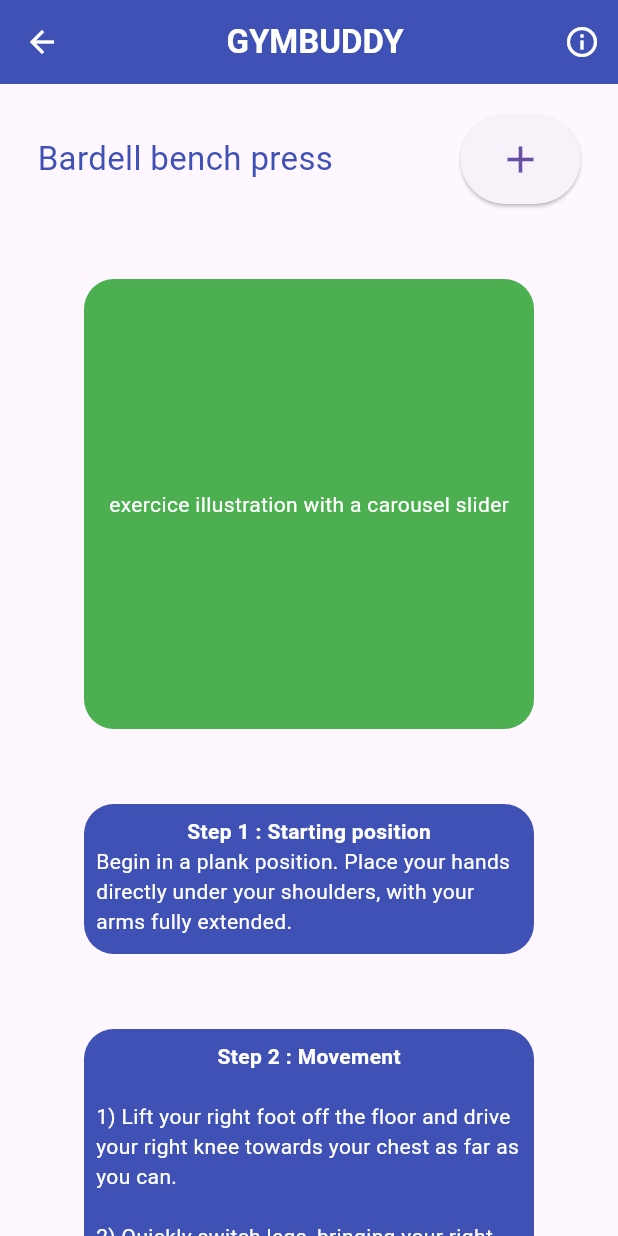
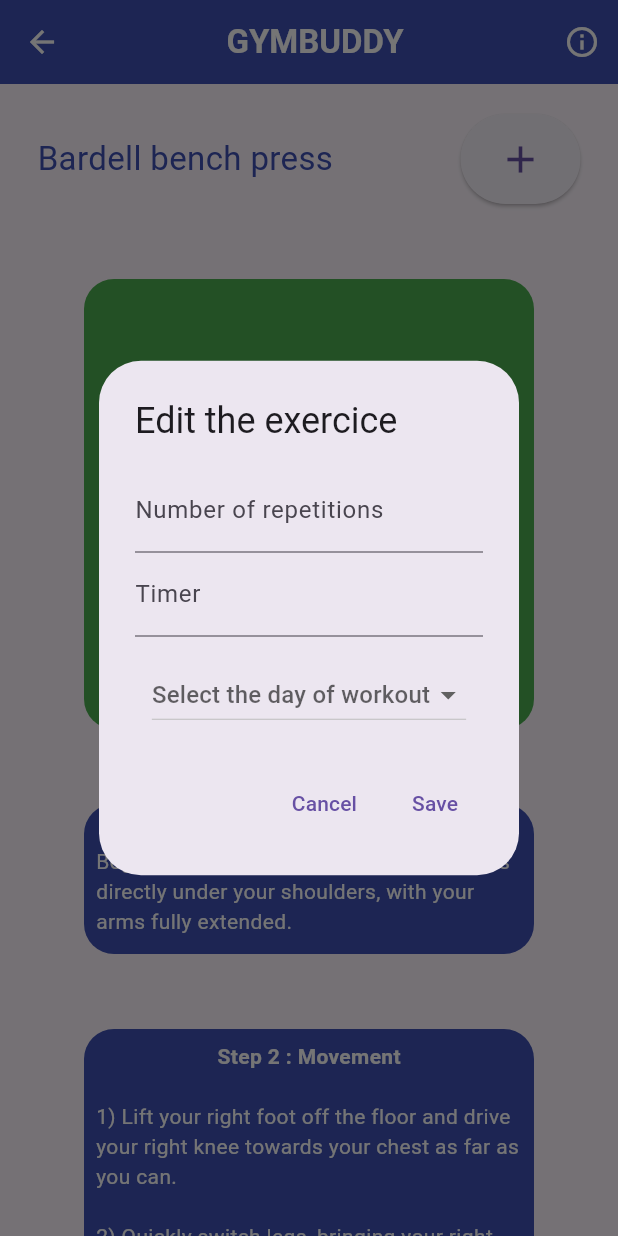
Before and after one commit to yunusdemirli/gymbuddy, a Flutter app: the BardellBenchPress screen opened directly, after a tap on the "add" icon, on a phone screen of 412 x 824 dp. Run offline on Flutter 3.47's test engine with Material 3 defaults, Android fonts, the phone set to English and light mode, and no system bars; our stand-ins replace carousel_slider, font_awesome_flutter, hive_flutter, shared_preferences, smooth_page_indicator; accounts and stored records are empty.

Commit message:
v0.2.4 add exercice box

```diff
--- /dev/null
+++ b/lib/_exercices_list_widgets/add_exercice_box.dart
@@ -0,0 +1,80 @@
+import 'package:flutter/material.dart';
+
+class AddExerciceBox extends StatefulWidget {
+  const AddExerciceBox({super.key});
+
+  @override
+  State<AddExerciceBox> createState() => _AddExerciceBoxState();
+}
+
+class _AddExerciceBoxState extends State<AddExerciceBox> {
+  String? _selectedItem;
+
+  final List<String> _options = [
+    'Monday',
+    'Tuesday',
+    'Wednesday',
+    'Thursday',
+    'Friday',
+    'Saturday',
+    'Sunday',
+    ];
+
+  @override
+  Widget build(BuildContext context) {
+    return AlertDialog(
+      title: const Text('Edit the exercice'),
+      content: SizedBox(
+        height: 175,
+        child: Column(
+          children: [
+            TextField(
+              keyboardType: TextInputType.number,
+              decoration: const InputDecoration(
+                labelText: 'Number of repetitions',
+              ),
+              onChanged: (value) {},
+            ),
+            TextField(
+              keyboardType: TextInputType.number,
+              decoration: const InputDecoration(
+                labelText: 'Timer',
+              ),
+              onChanged: (value) {},
+            ),
+            const SizedBox(height: 15,),
+            DropdownButton<String>(
+              hint: const Text('Select the day of workout'),
+              value: _selectedItem,
+              items: _options.map((String value) {
+                return DropdownMenuItem<String>(
+                  value: value,
+                  child: Text(value),
+                );
+              }).toList(),
+              onChanged: (newValue) {
+                setState(() {
+                  _selectedItem = newValue;
+                });
+              }
+            ),
+          ],
+        ),
+      ),
+      actions: <Widget>[
+        TextButton(
+          onPressed: () {
+            Navigator.of(context).pop();
+          },
+          child: const Text("Cancel")
+        ),
+        TextButton(
+          onPressed: () {
+            Navigator.of(context).pop();
+          },
+          child: const Text("Save")
+        ),
+      ],
+    );
+  }
+}
--- a/lib/exercices_list/pectorals_exercices_list/1bardell_bench_press.dart
+++ b/lib/exercices_list/pectorals_exercices_list/1bardell_bench_press.dart
@@ -1,4 +1,5 @@
 import 'package:flutter/material.dart';
+import 'package:gymbuddy_github/_exercices_list_widgets/add_exercice_box.dart';
 
 class BardellBenchPress extends StatefulWidget {
   const BardellBenchPress({super.key});
@@ -9,6 +10,13 @@ class BardellBenchPress extends StatefulWidget {
 
 class _BardellBenchPressState extends State<BardellBenchPress> {
   final String bardellBenchPressTitle = 'Bardell bench press';
+
+  void createNewExercice () {
+    showDialog(
+      context: context,
+      builder: (context) => const AddExerciceBox()
+    );
+  }
 
   @override
   Widget build(BuildContext context) {
@@ -51,6 +59,7 @@ class _BardellBenchPressState extends State<BardellBenchPress> {
                 height: 60,
                 child: ElevatedButton(
                   onPressed: () {
+                    createNewExercice();
                   },
                   child: const Icon(Icons.add, size: 30),
                 ),
```
Also changed, not shown: lib/_days_widgets/week_days_title.dart (+32 -33 lines), lib/days_content/1monday.dart (+21 -0 lines).
